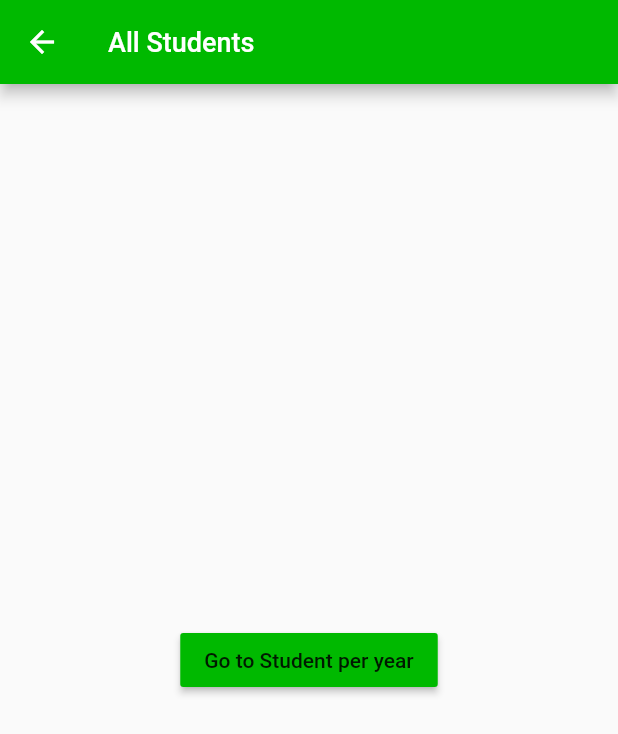
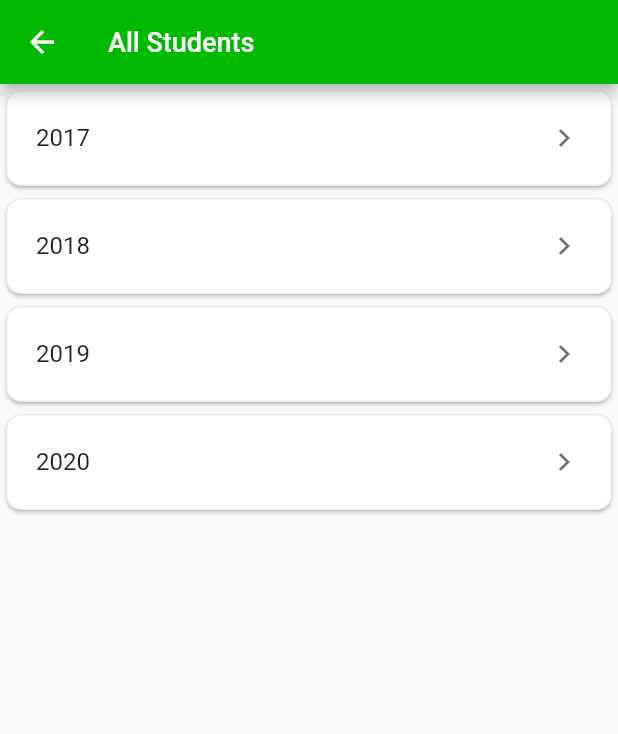
Before and after one commit to thingaha/thingaha-mobile, a Flutter app: the AllStudents screen opened directly, on a phone screen of 412 x 824 dp. Shown: the top 734 px of the screen. Run offline on Flutter 3.47's test engine with Material 2 defaults, Android fonts, the phone set to English and light mode, and no system bars; our stand-ins replace carousel_slider, google_fonts.

Commit message:
added All students UI

```diff
--- a/thingaha/lib/screen/all_students.dart
+++ b/thingaha/lib/screen/all_students.dart
@@ -1,8 +1,11 @@
 import 'package:flutter/material.dart';
+import 'package:thingaha/helper/custom_cardview.dart';
 import 'package:thingaha/helper/reusable_widget.dart';
 import 'package:thingaha/screen/student_per_year.dart';
 import 'package:thingaha/util/string_constants.dart';
-import 'package:thingaha/util/style_constants.dart';
+
+//TODO: Get data from API
+List<String> years = ["2017", "2018", "2019", "2020"];
 
 class AllStudents extends StatefulWidget {
   @override
@@ -14,16 +17,31 @@ class _AllStudentsState extends State<AllStudents> {
   Widget build(BuildContext context) {
     return Scaffold(
       appBar: ReusableWidgets.getAppBar(txt_all_students),
-      body: Center(
-        child: MaterialButton(
-          child: Text("Go to Student per year"),
-          color: kPrimaryColor,
-          onPressed: () {
-            Navigator.push(context, MaterialPageRoute(builder: (context) => StudentPerYear()));
-          },
-        ),
-      ),
+      body: ListView.builder(
+        itemCount: years.length,
+        itemBuilder: (context, index) {
+          return _buildYearWidget(years[index]);
+        }
+      )
     );
   }
 
+  Widget _buildYearWidget(year) {
+    return CustomCardView(
+      onPress: () {
+        Navigator.push(context, MaterialPageRoute(builder: (context) => StudentPerYear()));
+      },
+      cardView: Container(
+        padding: EdgeInsets.all(20.0),
+        child: Row(
+          children: [
+            Text(year, style: TextStyle(fontSize: 16.0)),
+            new Spacer(),
+            Icon(Icons.navigate_next, color: Colors.black54)
+          ],
+        ),
+      ),
+    )
+    ;
+  }
 }
```
